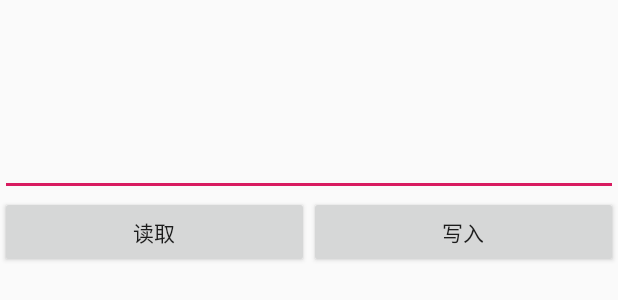
After one commit to DreamlessRaw/Dreamless.Android, an Android app: the layout activity_nfc.xml on its own in the app's theme, with its tools: preview values and no code run, on a phone screen of 412 x 824 dp. The commit adds this screen. Shown: the top 300 px of the screen. Run offline under Robolectric (Android 15) with nearby library versions, the light colour scheme and no system bars.

Commit message:
Merge branch 'master' of https://github.com/DreamlessRaw/Dreamless.Android
# Conflicts:
#	.gitignore

```diff
--- a/app/build.gradle
+++ b/app/build.gradle
@@ -30,7 +30,7 @@ android {
 
 dependencies {
     implementation fileTree(dir: 'libs', include: ['*.jar'])
-    implementation"org.jetbrains.kotlin:kotlin-stdlib-jdk7:$kotlin_version"
+    implementation "org.jetbrains.kotlin:kotlin-stdlib-jdk7:$kotlin_version"
     implementation 'androidx.appcompat:appcompat:1.1.0'
     implementation 'androidx.core:core-ktx:1.1.0'
     implementation 'androidx.constraintlayout:constraintlayout:1.1.3'
--- a/app/src/main/java/com/example/dreamless/zxing/android/CaptureActivity.java
+++ b/app/src/main/java/com/example/dreamless/zxing/android/CaptureActivity.java
@@ -98,6 +98,11 @@ public final class CaptureActivity extends Activity implements
             }
         });
 
+    }
+
+    @Override
+    protected void onStart() {
+        super.onStart();
         initNfc();
     }
 
--- /dev/null
+++ b/app/src/main/res/layout/activity_nfc.xml
@@ -0,0 +1,35 @@
+<?xml version="1.0" encoding="utf-8"?>
+<LinearLayout
+        xmlns:android="http://schemas.android.com/apk/res/android"
+        xmlns:tools="http://schemas.android.com/tools"
+        android:layout_width="match_parent"
+        android:layout_height="match_parent"
+        android:orientation="vertical"
+        tools:context=".NfcActivity">
+
+    <EditText
+            android:id="@+id/et_text"
+            android:layout_width="match_parent"
+            android:layout_height="wrap_content"
+            android:minLines="5"
+            android:gravity="top"/>
+    <LinearLayout
+            android:id="@+id/ll_01"
+            android:layout_width="match_parent"
+            android:layout_height="match_parent"
+            android:orientation="horizontal">
+        <Button
+                android:id="@+id/btn_read"
+                android:layout_width="0dp"
+                android:layout_height="wrap_content"
+                android:layout_weight="1"
+                android:text="读取"/>
+        <Button
+                android:id="@+id/btn_writer"
+                android:layout_width="0dp"
+                android:layout_height="wrap_content"
+                android:layout_weight="1"
+                android:text="写入"/>
+    </LinearLayout>
+
+</LinearLayout>
```
Also changed, not shown: app/src/main/AndroidManifest.xml (+16 -4 lines), app/src/main/java/com/example/dreamless/MainActivity.kt (+3 -9 lines), app/src/main/java/com/example/dreamless/NfcActivity.kt (added, +124 -0 lines), app/src/main/java/com/example/dreamless/TestScanActivity.kt (added, +17 -0 lines), app/src/main/res/layout/activity_test_scan.xml (added, +14 -0 lines), app/src/main/res/values/strings.xml (+16 -5 lines).
